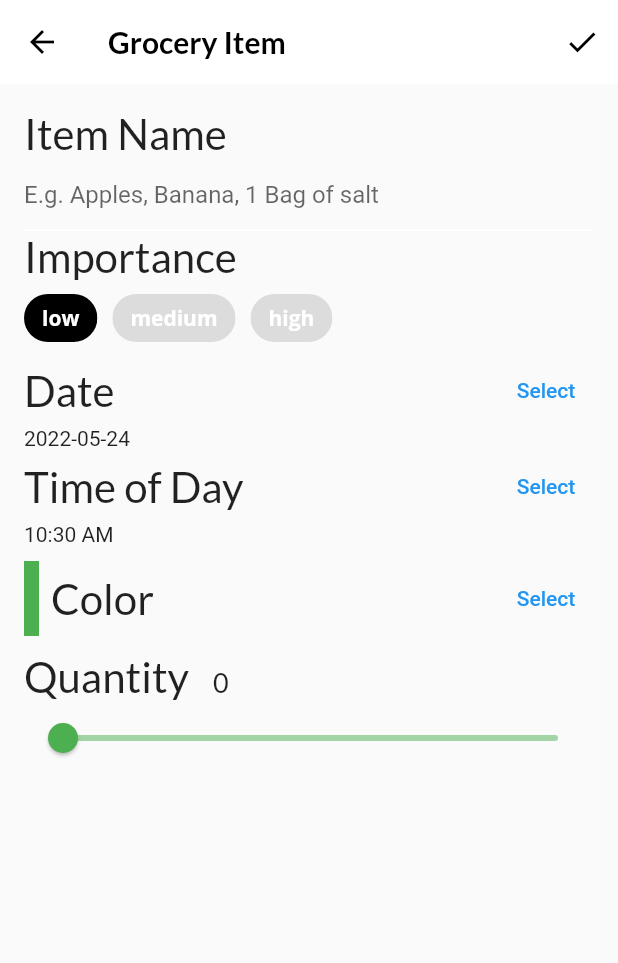
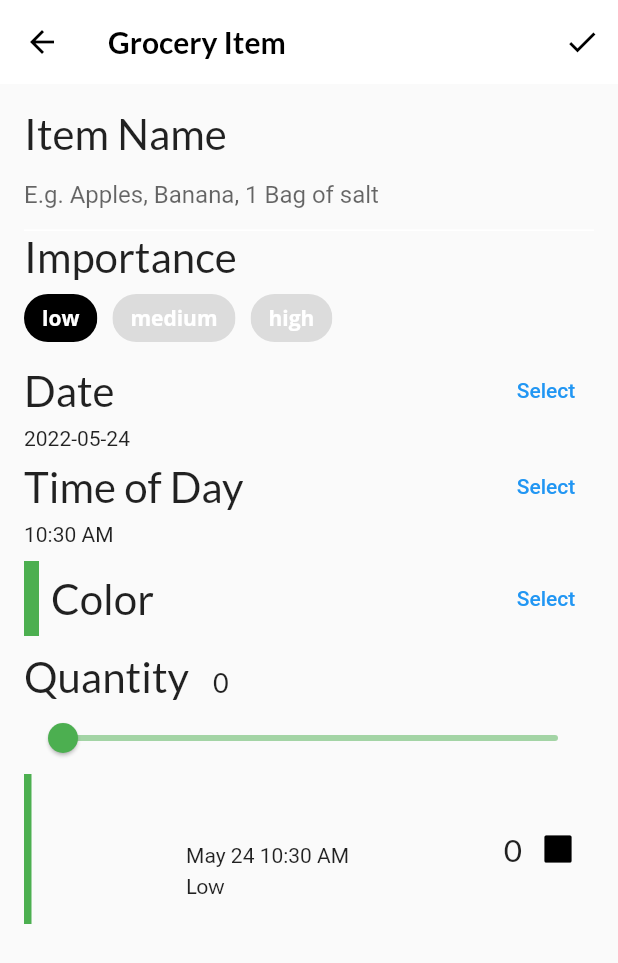
Before and after one commit to osxsystem/recipes, a Flutter app: the GroceryItemScreen screen opened directly with empty values, after a tap on the "check" icon, on a phone screen of 412 x 824 dp. Shown: the top 963 px of the screen. Run offline on Flutter 3.47's test engine with Material 2 defaults, Android fonts, the phone set to English and light mode, and no system bars; our stand-ins replace flutter_colorpicker, google_fonts.

Commit message:
grocery list, update, add new

```diff
--- a/lib/components/components.dart
+++ b/lib/components/components.dart
@@ -7,3 +7,4 @@ export 'today_recipe_list_view.dart';
 export 'friend_post_title.dart';
 export 'recipe_thumbnail.dart';
 export 'recipes_grid_view.dart';
+export 'grocery_tile.dart';
--- /dev/null
+++ b/lib/components/grocery_tile.dart
@@ -0,0 +1,75 @@
+import 'package:flutter/material.dart';
+import 'package:google_fonts/google_fonts.dart';
+import 'package:intl/intl.dart';
+import '../models/grocery_item.dart';
+
+class GroceryTile extends StatelessWidget {
+  final GroceryItem item;
+  final Function(bool?)? onComplete;
+  final TextDecoration textDecoration;
+
+  GroceryTile({
+    Key? key,
+    required this.item,
+    this.onComplete,
+  })  : textDecoration = item.isComplete ? TextDecoration.lineThrough : TextDecoration.none,
+        super(key: key);
+
+  @override
+  Widget build(BuildContext context) {
+    return SizedBox(
+      height: 100.0,
+      child: Row(
+        mainAxisAlignment: MainAxisAlignment.spaceBetween,
+        children: [
+          Container(width: 5.0, color: item.color),
+          // const SizedBox(width: 16.0),
+          Column(
+            mainAxisAlignment: MainAxisAlignment.center,
+            crossAxisAlignment: CrossAxisAlignment.start,
+            children: [
+              Text(
+                item.name,
+                style: GoogleFonts.lato(decoration: textDecoration, fontWeight: FontWeight.bold, fontSize: 21.0),
+              ),
+              const SizedBox(height: 4.0),
+              buildDate(),
+              const SizedBox(height: 4.0),
+              buildImportance(),
+            ],
+          ),
+          Row(children: [
+            Text(
+              item.quantity.toString(),
+              style: GoogleFonts.lato(decoration: textDecoration, fontSize: 21.0),
+            ),
+            buildCheckbox(),
+          ]),
+        ],
+      ),
+    );
+  }
+
+  Widget buildImportance() {
+    if (item.importance == Importance.low) {
+      return Text('Low', style: GoogleFonts.lato(decoration: textDecoration));
+    } else if (item.importance == Importance.medium) {
+      return Text('Medium', style: GoogleFonts.lato(fontWeight: FontWeight.w800, decoration: textDecoration));
+    } else if (item.importance == Importance.high) {
+      return Text('High',
+          style: GoogleFonts.lato(color: Colors.red, fontWeight: FontWeight.w900, decoration: textDecoration));
+    } else {
+      throw Exception('This importance type doe not exist');
+    }
+  }
+
+  Widget buildDate() {
+    final dateFormate = DateFormat('MMM dd h:mm a');
+    final dateString = dateFormate.format(item.date);
+    return Text(dateString, style: TextStyle(decoration: textDecoration));
+  }
+
+  Widget buildCheckbox() {
+    return Checkbox(value: item.isComplete, onChanged: onComplete);
+  }
+}
--- a/lib/screens/grocery_item_screen.dart
+++ b/lib/screens/grocery_item_screen.dart
@@ -2,6 +2,7 @@ import 'package:flutter/material.dart';
 import 'package:google_fonts/google_fonts.dart';
 import 'package:flutter_colorpicker/flutter_colorpicker.dart';
 import 'package:intl/intl.dart';
+import 'package:recipes/components/grocery_tile.dart';
 import 'package:uuid/uuid.dart';
 import '../models/models.dart';
 
@@ -71,7 +72,25 @@ class _GroceryItemScreenState extends State<GroceryItemScreen> {
           IconButton(
             icon: const Icon(Icons.check),
             onPressed: () {
-              // TODO 24: Add callback handler
+              final groceryItem = GroceryItem(
+                id: widget.originalItem?.id ?? const Uuid().v1(),
+                name: _nameController.text,
+                importance: _importance,
+                color: _currentColor,
+                quantity: _currentSliderValue,
+                date: DateTime(
+                  _dueDate.year,
+                  _dueDate.month,
+                  _dueDate.day,
+                  _timeOfDay.hour,
+                  _timeOfDay.minute,
+                ),
+              );
+              if (widget.isUpdating) {
+                widget.onUpdate(groceryItem);
+              } else {
+                widget.onCreate(groceryItem);
+              }
             },
           )
         ],
@@ -90,10 +109,15 @@ class _GroceryItemScreenState extends State<GroceryItemScreen> {
             buildColorPicker(context),
             const SizedBox(height: 10.0),
             buildQuantityField(),
-            // TODO 16: Add time picker
-            // TODO 17: Add color picker
-            // TODO 18: Add slider
-            // TODO: 19: Add Grocery Tile
+            GroceryTile(
+                item: GroceryItem(
+              id: 'previewMode',
+              name: _name,
+              importance: _importance,
+              color: _currentColor,
+              quantity: _currentSliderValue,
+              date: DateTime(_dueDate.year, _dueDate.month, _dueDate.day, _dueDate.hour, _dueDate.minute),
+            ))
           ],
         ),
       ),
@@ -203,10 +227,7 @@ class _GroceryItemScreenState extends State<GroceryItemScreen> {
         Row(
           mainAxisAlignment: MainAxisAlignment.spaceBetween,
           children: [
-            Text(
-              'Time of Day',
-              style: GoogleFonts.lato(fontSize: 28.0),
-            ),
+            Text('Time of Day', style: GoogleFonts.lato(fontSize: 28.0)),
             TextButton(
               child: const Text('Select'),
               onPressed: () async {
@@ -234,13 +255,9 @@ class _GroceryItemScreenState extends State<GroceryItemScreen> {
       children: [
         Row(
           children: [
-            Container(
-              height: 50.0,
-              width: 10.0,
-              color: _currentColor,
-            ),
+            Container( height: 50.0, width: 10.0, color: _currentColor ),
             const SizedBox(width: 8.0),
-            Text( 'Color', style: GoogleFonts.lato(fontSize: 28.0), ),
+            Text( 'Color', style: GoogleFonts.lato(fontSize: 28.0) ),
           ],
         ),
         TextButton(
@@ -281,12 +298,9 @@ class _GroceryItemScreenState extends State<GroceryItemScreen> {
           crossAxisAlignment: CrossAxisAlignment.baseline,
           textBaseline: TextBaseline.alphabetic,
           children: [
-            Text( 'Quantity', style: GoogleFonts.lato(fontSize: 28.0), ),
-            const SizedBox(width: 16.0),
-            Text(
-              _currentSliderValue.toInt().toString(),
-              style: GoogleFonts.lato(fontSize: 18.0),
-            ),
+              Text('Quantity', style: GoogleFonts.lato(fontSize: 28.0)),
+              const SizedBox(width: 16.0),
+              Text(_currentSliderValue.toInt().toString(), style: GoogleFonts.lato(fontSize: 18.0)),
           ],
         ),
         Slider(
@@ -306,5 +320,4 @@ class _GroceryItemScreenState extends State<GroceryItemScreen> {
       ],
     );
   }
-
 }
--- /dev/null
+++ b/lib/screens/grocery_list_screen.dart
@@ -0,0 +1,42 @@
+import 'package:flutter/material.dart';
+import '../components/grocery_tile.dart';
+import '../models/models.dart';
+import 'grocery_item_screen.dart';
+
+class GroceryListScreen extends StatelessWidget {
+  final GroceryManager manager;
+
+  const GroceryListScreen({
+    Key? key,
+    required this.manager,
+  }) : super(key: key);
+
+  @override
+  Widget build(BuildContext context) {
+    final groceryItems = manager.groceryItems;
+
+    return Padding(
+      padding: const EdgeInsets.all(16.0),
+      child: ListView.separated(
+        itemBuilder: (context, index) {
+          final item = groceryItems[index];
+          // TODO 28: Wrap in a Dismissable
+          // TODO 27: Wrap in an InkWell
+          return GroceryTile(
+            item: item,
+            key: Key(item.id),
+            onComplete: (change) {
+              if (change != null) {
+                manager.completeItem(index, change);
+              }
+            },
+          );
+        },
+        separatorBuilder: (context, index) {
+          return const SizedBox(height: 16.0);
+        },
+        itemCount: groceryItems.length,
+      ),
+    );
+  }
+}
--- a/lib/screens/grocery_screen.dart
+++ b/lib/screens/grocery_screen.dart
@@ -2,6 +2,7 @@ import 'package:flutter/material.dart';
 import 'package:recipes/screens/empty_grocery_screen.dart';
 import 'package:provider/provider.dart';
 import 'package:recipes/models/models.dart';
+import 'package:recipes/screens/grocery_list_screen.dart';
 import 'grocery_item_screen.dart';
 
 class GroceryScreen extends StatelessWidget {
@@ -17,14 +18,13 @@ class GroceryScreen extends StatelessWidget {
           Navigator.push(
               context,
               MaterialPageRoute(
-                  builder: (context) => GroceryItemScreen(
-                      onCreate: (item) {
-                        manager.addItem(item);
-                        Navigator.pop(context);
-                      },
-                      onUpdate: (item) {}
-                  )
-              )
+                builder: (context) => GroceryItemScreen(
+                    onCreate: (item) {
+                      manager.addItem(item);
+                      Navigator.pop(context);
+                    },
+                    onUpdate: (item) {}),
+              ),
           );
         },
       ),
@@ -35,10 +35,7 @@ class GroceryScreen extends StatelessWidget {
   Widget buildGroceryScreen() {
     return Consumer<GroceryManager>(builder: (BuildContext context, GroceryManager manager, Widget? child) {
       if (manager.groceryItems.isNotEmpty) {
-        // TODO 25: add GroceryListItem
-        return Container(
-          color: Colors.green,
-        );
+        return GroceryListScreen(manager: manager);
       } else {
         return const EmptyGroceryScreen();
       }
```
